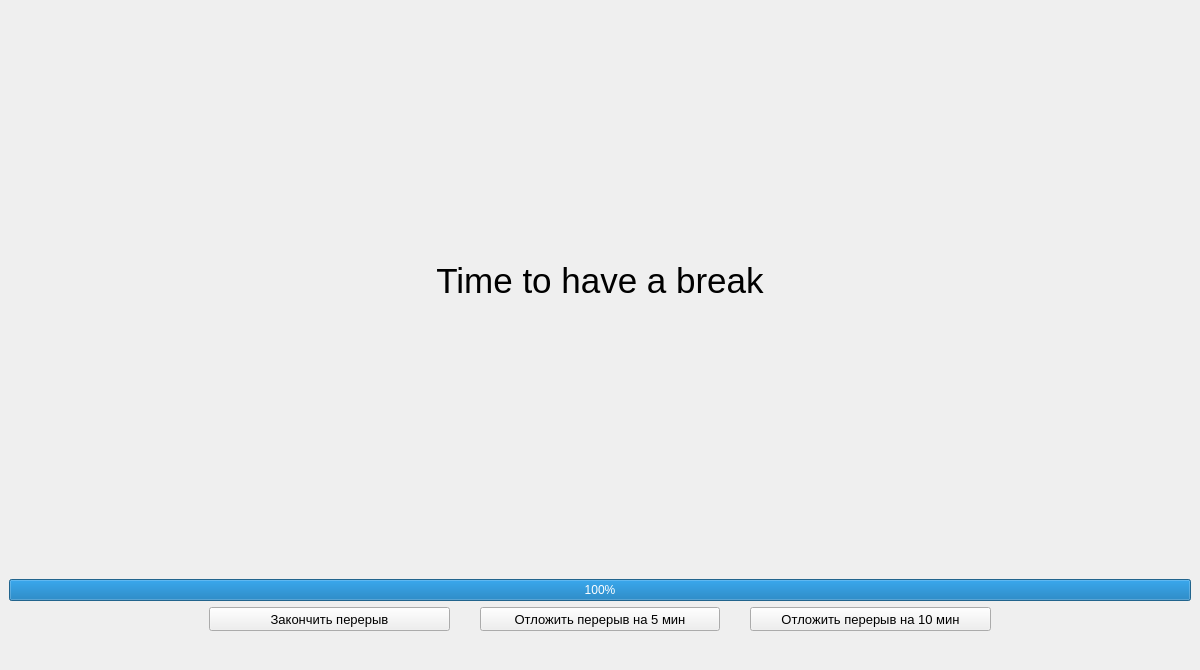
The window that src/resty/adapters/qt/ui/rest_window/rest_window.ui (bolanebyla/resty) describes before a commit, drawn with Qt 5.
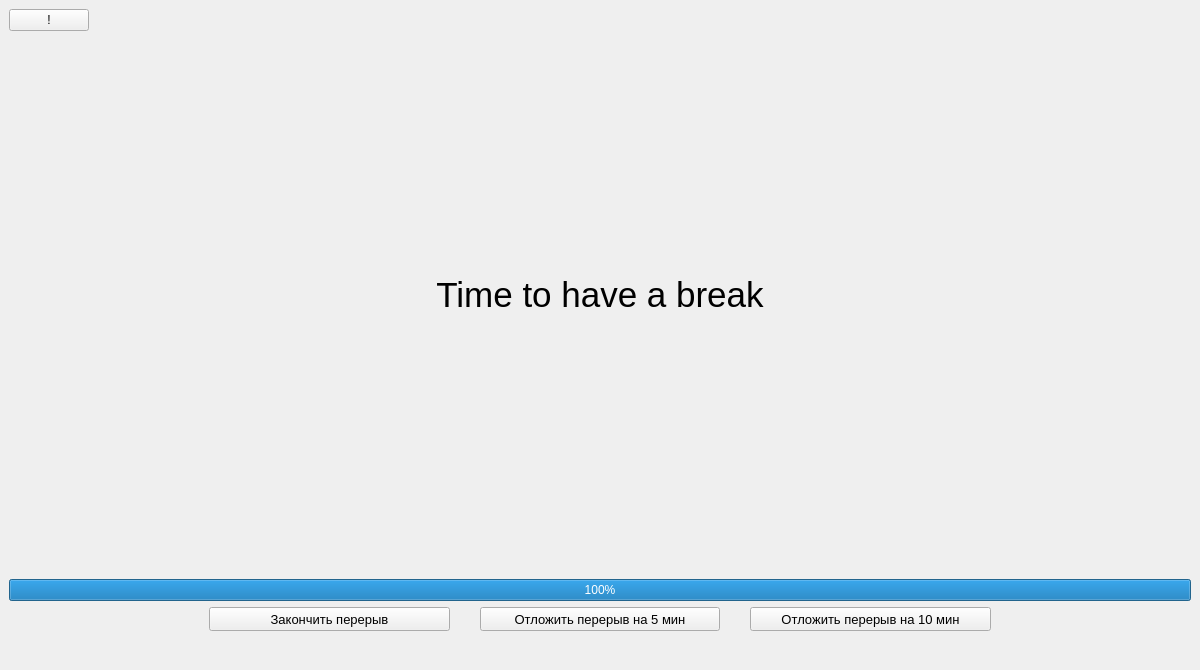
The same window after the commit.

The edit to the form file:
```diff
--- a/src/resty/adapters/qt/ui/rest_window/rest_window.ui
+++ b/src/resty/adapters/qt/ui/rest_window/rest_window.ui
@@ -28,7 +28,31 @@
    <string>Resty</string>
   </property>
   <widget class="QWidget" name="centralwidget">
-   <layout class="QVBoxLayout" name="verticalLayout_2">
+   <layout class="QVBoxLayout" name="verticalLayout">
+    <item>
+     <layout class="QHBoxLayout" name="horizontalLayout_6">
+      <item>
+       <widget class="QPushButton" name="btn_move_rest_to_full_half_hour">
+        <property name="text">
+         <string>!</string>
+        </property>
+       </widget>
+      </item>
+      <item>
+       <spacer name="horizontalSpacer">
+        <property name="orientation">
+         <enum>Qt::Horizontal</enum>
+        </property>
+        <property name="sizeHint" stdset="0">
+         <size>
+          <width>40</width>
+          <height>20</height>
+         </size>
+        </property>
+       </spacer>
+      </item>
+     </layout>
+    </item>
     <item>
      <spacer name="verticalSpacer_2">
       <property name="orientation">
```
